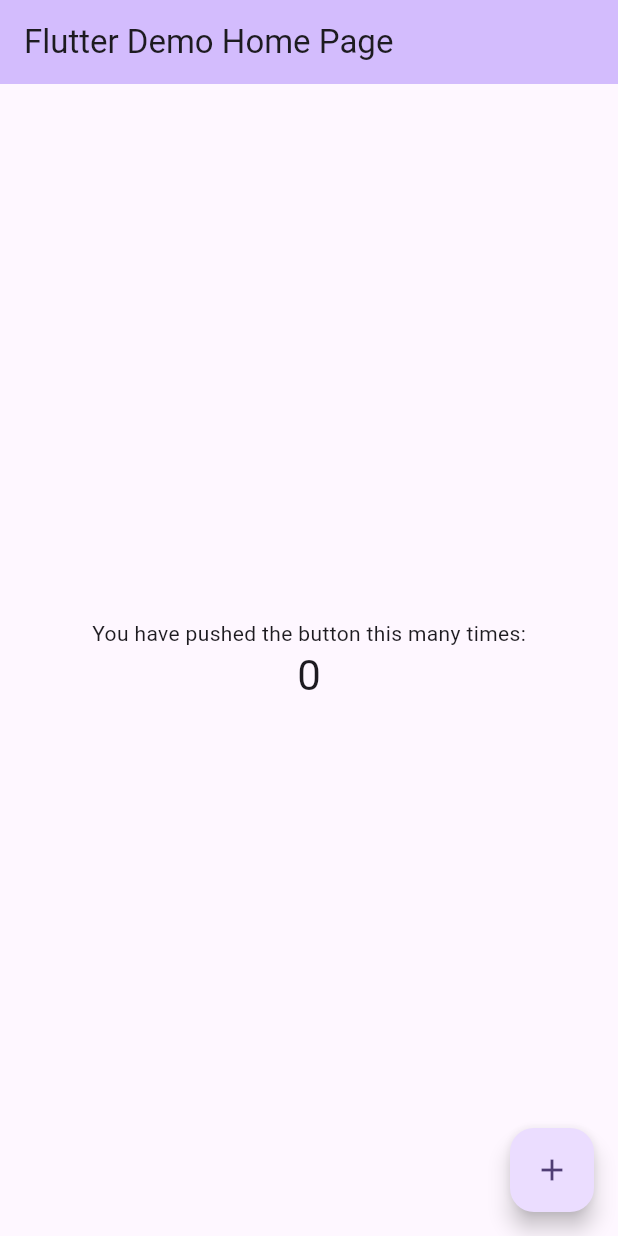
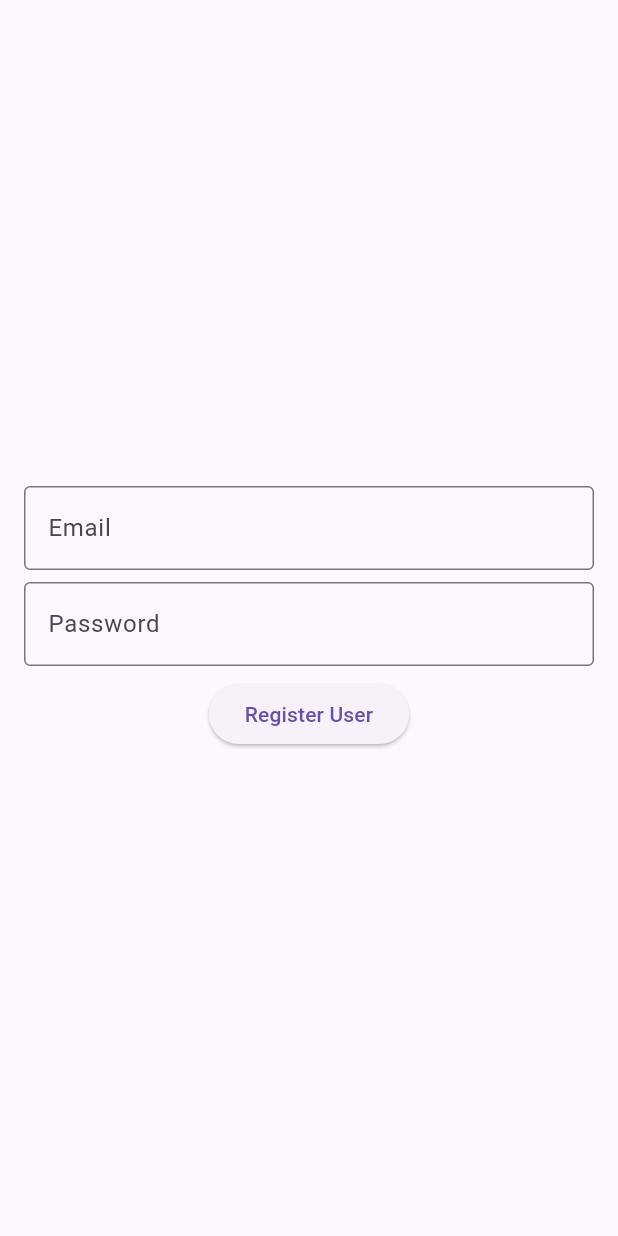
Before and after one commit to MTaimoor99/subscription-tracker-frontend, a Flutter app: the screen it shows after launch, on a phone screen of 412 x 824 dp. Run offline on Flutter 3.47's test engine with Material 3 defaults, Android fonts, the phone set to English and light mode, and no system bars; our stand-ins replace flutter_riverpod, go_router.

Commit message:
Created frontend for register page. This will be used to send data to check backend functionality.

```diff
--- a/lib/main.dart
+++ b/lib/main.dart
@@ -1,122 +1,25 @@
 import 'package:flutter/material.dart';
+import 'package:flutter_riverpod/flutter_riverpod.dart';
+import 'package:subscription_tracker_frontend/routes.dart';
 
 void main() {
-  runApp(const MyApp());
+  runApp(
+  ProviderScope(
+    child: const MyApp()
+  )
+  );
 }
 
-class MyApp extends StatelessWidget {
+class MyApp extends ConsumerWidget {
   const MyApp({super.key});
 
   // This widget is the root of your application.
   @override
-  Widget build(BuildContext context) {
-    return MaterialApp(
-      title: 'Flutter Demo',
-      theme: ThemeData(
-        // This is the theme of your application.
-        //
-        // TRY THIS: Try running your application with "flutter run". You'll see
-        // the application has a purple toolbar. Then, without quitting the app,
-        // try changing the seedColor in the colorScheme below to Colors.green
-        // and then invoke "hot reload" (save your changes or press the "hot
-        // reload" button in a Flutter-supported IDE, or press "r" if you used
-        // the command line to start the app).
-        //
-        // Notice that the counter didn't reset back to zero; the application
-        // state is not lost during the reload. To reset the state, use hot
-        // restart instead.
-        //
-        // This works for code too, not just values: Most code changes can be
-        // tested with just a hot reload.
-        colorScheme: ColorScheme.fromSeed(seedColor: Colors.deepPurple),
-      ),
-      home: const MyHomePage(title: 'Flutter Demo Home Page'),
+  Widget build(BuildContext context,WidgetRef ref) {
+    final router = ref.watch(routerProvider);
+    return MaterialApp.router(
+     title: 'Subscription Tracker',
+     routerConfig: router,
     );
   }
 }
-
-class MyHomePage extends StatefulWidget {
-  const MyHomePage({super.key, required this.title});
-
-  // This widget is the home page of your application. It is stateful, meaning
-  // that it has a State object (defined below) that contains fields that affect
-  // how it looks.
-
-  // This class is the configuration for the state. It holds the values (in this
-  // case the title) provided by the parent (in this case the App widget) and
-  // used by the build method of the State. Fields in a Widget subclass are
-  // always marked "final".
-
-  final String title;
-
-  @override
-  State<MyHomePage> createState() => _MyHomePageState();
-}
-
-class _MyHomePageState extends State<MyHomePage> {
-  int _counter = 0;
-
-  void _incrementCounter() {
-    setState(() {
-      // This call to setState tells the Flutter framework that something has
-      // changed in this State, which causes it to rerun the build method below
-      // so that the display can reflect the updated values. If we changed
-      // _counter without calling setState(), then the build method would not be
-      // called again, and so nothing would appear to happen.
-      _counter++;
-    });
-  }
-
-  @override
-  Widget build(BuildContext context) {
-    // This method is rerun every time setState is called, for instance as done
-    // by the _incrementCounter method above.
-    //
-    // The Flutter framework has been optimized to make rerunning build methods
-    // fast, so that you can just rebuild anything that needs updating rather
-    // than having to individually change instances of widgets.
-    return Scaffold(
-      appBar: AppBar(
-        // TRY THIS: Try changing the color here to a specific color (to
-        // Colors.amber, perhaps?) and trigger a hot reload to see the AppBar
-        // change color while the other colors stay the same.
-        backgroundColor: Theme.of(context).colorScheme.inversePrimary,
-        // Here we take the value from the MyHomePage object that was created by
-        // the App.build method, and use it to set our appbar title.
-        title: Text(widget.title),
-      ),
-      body: Center(
-        // Center is a layout widget. It takes a single child and positions it
-        // in the middle of the parent.
-        child: Column(
-          // Column is also a layout widget. It takes a list of children and
-          // arranges them vertically. By default, it sizes itself to fit its
-          // children horizontally, and tries to be as tall as its parent.
-          //
-          // Column has various properties to control how it sizes itself and
-          // how it positions its children. Here we use mainAxisAlignment to
-          // center the children vertically; the main axis here is the vertical
-          // axis because Columns are vertical (the cross axis would be
-          // horizontal).
-          //
-          // TRY THIS: Invoke "debug painting" (choose the "Toggle Debug Paint"
-          // action in the IDE, or press "p" in the console), to see the
-          // wireframe for each widget.
-          mainAxisAlignment: MainAxisAlignment.center,
-          children: <Widget>[
-            const Text('You have pushed the button this many times:'),
-            Text(
-              '$_counter',
-              style: Theme.of(context).textTheme.headlineMedium,
-            ),
-          ],
-        ),
-      ),
-      floatingActionButton: FloatingActionButton(
-        onPressed: _incrementCounter,
-        tooltip: 'Increment',
-        child: const Icon(Icons.add),
-      ), // This trailing comma makes auto-formatting nicer for build methods.
-    );
-  }
-}
--- /dev/null
+++ b/lib/presentation/views/auth/register_page.dart
@@ -0,0 +1,95 @@
+import 'package:flutter/material.dart';
+import 'package:flutter_riverpod/flutter_riverpod.dart';
+
+class RegisterPage extends ConsumerWidget {
+  const RegisterPage({super.key});
+
+  @override
+  Widget build(BuildContext context,WidgetRef ref) {
+    final formKey = GlobalKey<FormState>();
+    return Scaffold(
+      body: Padding(
+        padding: const EdgeInsets.all(16.0),
+        child: Form(
+          key: formKey,
+          child: Column(
+            mainAxisAlignment: MainAxisAlignment.center,
+            crossAxisAlignment: CrossAxisAlignment.center,
+            children: [
+              //Email
+              TextFormField(
+                autovalidateMode: AutovalidateMode.onUserInteraction,
+                decoration: InputDecoration(
+                  border: OutlineInputBorder(
+                  ),
+                  hintText: 'Email',
+                ),
+                validator: (value) {
+                if (value == null || value.isEmpty) {
+                  return 'Email is required';
+                }
+
+                // Remove whitespace
+                value = value.trim();
+
+                // Check basic format
+                final emailRegex = RegExp(
+                  r'^[a-zA-Z0-9._%+-]+@[a-zA-Z0-9.-]+\.[a-zA-Z]{2,}$'
+                );
+
+                if (!emailRegex.hasMatch(value)) {
+                  return 'Please enter a valid email address';
+                }
+
+                // Additional checks
+                if (value.length > 254) {
+                  return 'Email address is too long';
+                }
+
+                if (value.startsWith('.') || value.endsWith('.')) {
+                  return 'Email cannot start or end with a dot';
+                }
+
+                if (value.contains('..')) {
+                  return 'Email cannot contain consecutive dots';
+                }
+
+                return null;
+                },
+              ),
+              SizedBox(height:8),
+              //Password
+              TextFormField(
+                obscureText: true,
+                autovalidateMode: AutovalidateMode.onUserInteraction,
+                decoration: InputDecoration(
+                  border: OutlineInputBorder(
+                ),
+                hintText: 'Password',
+                ),
+                validator: (value) {
+                if (value == null || value.isEmpty) {
+                  return 'Password is required';
+                }
+                if (value.length < 6) {
+                  return 'Password must be at least 6 characters long';
+                }
+                return null;
+              },
+              ),
+              SizedBox(height:8),
+              ElevatedButton(onPressed: () {
+              //Will be sending the API call here.
+              if (formKey.currentState!.validate()){
+                print('User registered');
+              }
+              },
+              child: Text('Register User'),
+              )
+            ],
+          ),
+        ),
+      ),
+    );
+  }
+}
--- /dev/null
+++ b/lib/presentation/views/home/subscription_listing_page.dart
@@ -0,0 +1,17 @@
+import 'package:flutter/material.dart';
+import 'package:flutter_riverpod/flutter_riverpod.dart';
+
+class SubscriptionListingPage extends ConsumerWidget {
+  const SubscriptionListingPage({super.key});
+
+  @override
+  Widget build(BuildContext context, WidgetRef ref) {
+    return Column(
+      mainAxisAlignment: MainAxisAlignment.center,
+      crossAxisAlignment: CrossAxisAlignment.center,
+      children: [
+
+      ],
+    );
+  }
+}
--- /dev/null
+++ b/lib/routes.dart
@@ -0,0 +1,26 @@
+import 'package:flutter_riverpod/flutter_riverpod.dart';
+import 'package:go_router/go_router.dart';
+import 'package:subscription_tracker_frontend/presentation/views/auth/register_page.dart';
+import 'package:subscription_tracker_frontend/presentation/views/home/subscription_listing_page.dart';
+
+final routerProvider = Provider((ref){
+return GoRouter(
+  initialLocation: "/register",
+  routes:[
+    GoRoute(
+    path: "/",
+    name:'home',
+    builder: (context, state) {
+      return SubscriptionListingPage();
+    },
+    ),
+    GoRoute(
+    path: "/register",
+    name:'register',
+    builder: (context, state) {
+    return RegisterPage();
+    },
+    ),
+  ]
+);
+});
--- a/pubspec.yaml
+++ b/pubspec.yaml
@@ -36,6 +36,7 @@ dependencies:
   cupertino_icons: ^1.0.8
   riverpod: ^2.6.1
   flutter_riverpod: ^2.6.1
+  go_router: ^16.0.0
 
 dev_dependencies:
   flutter_test:
```
Also changed, not shown: pubspec.lock.
